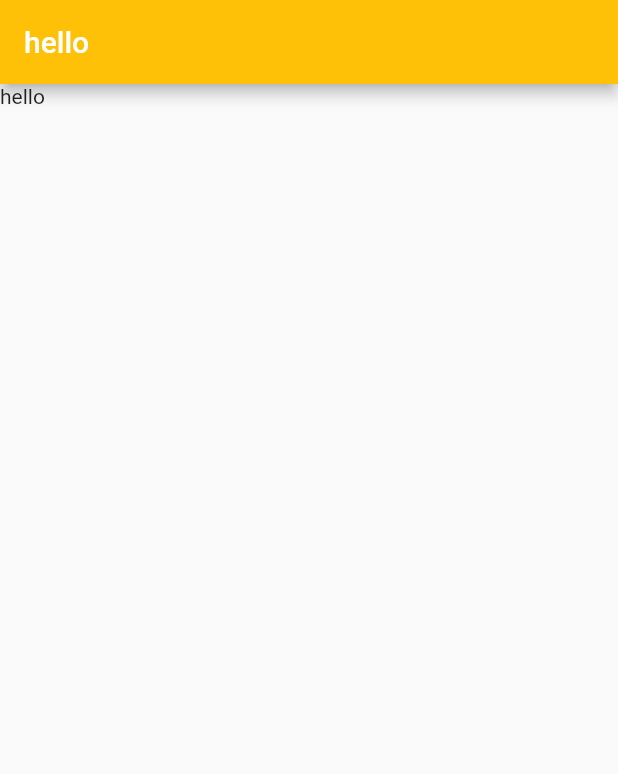
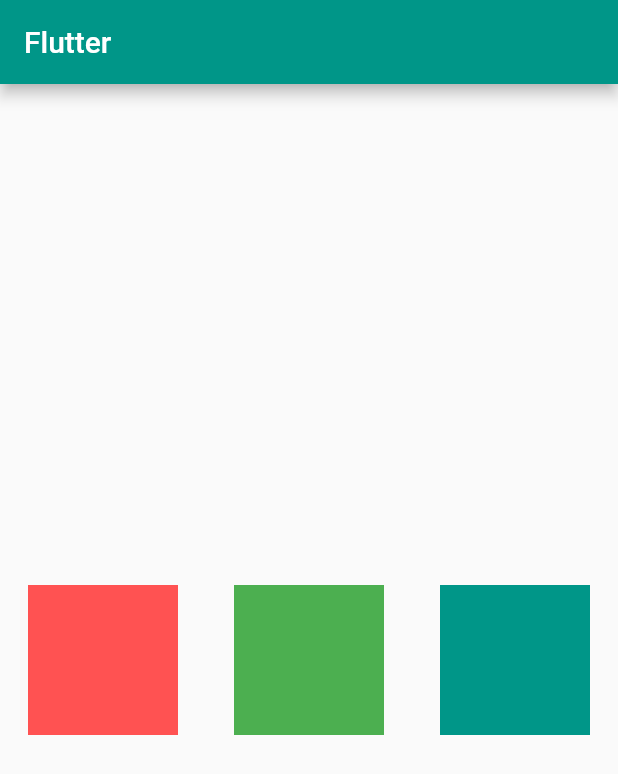
Before and after one commit to SakshiRathod13/fluu, a Flutter app: the screen it shows after launch, on a phone screen of 412 x 824 dp. Shown: the top 774 px of the screen. Run offline on Flutter 3.47's test engine with Material 2 defaults, Android fonts, the phone set to English and light mode, and no system bars.

Commit message:
initial changes

```diff
--- a/flutter_p/lib/main.dart
+++ b/flutter_p/lib/main.dart
@@ -1,7 +1,7 @@
 import 'package:flutter/material.dart';
 
 void main() {
-  runApp(MaterialApp(title: "app", home: HomePage()));
+  runApp(MaterialApp(title: "MyApp", home: HomePage()));
 }
 
 class HomePage extends StatelessWidget {
@@ -11,11 +11,31 @@ class HomePage extends StatelessWidget {
   Widget build(BuildContext context) {
     return Scaffold(
       appBar: AppBar(
-        title: Text("hello"),
-        backgroundColor: Colors.amber,
+        title: Text("Flutter"),
+        backgroundColor: Colors.teal,
       ),
-      body: Container(
-        child: Text("hello"),
+      body: Center(
+        child: Row(
+          mainAxisAlignment: MainAxisAlignment.spaceAround,
+          crossAxisAlignment: CrossAxisAlignment.center,
+          children: [
+            Container(
+              color: Colors.redAccent,
+              width: 100,
+              height: 100,
+            ),
+            Container(
+              color: Colors.green,
+              width: 100,
+              height: 100,
+            ),
+            Container(
+              color: Colors.teal,
+              width: 100,
+              height: 100,
+            )
+          ],
+        ),
       ),
     );
   }
```
